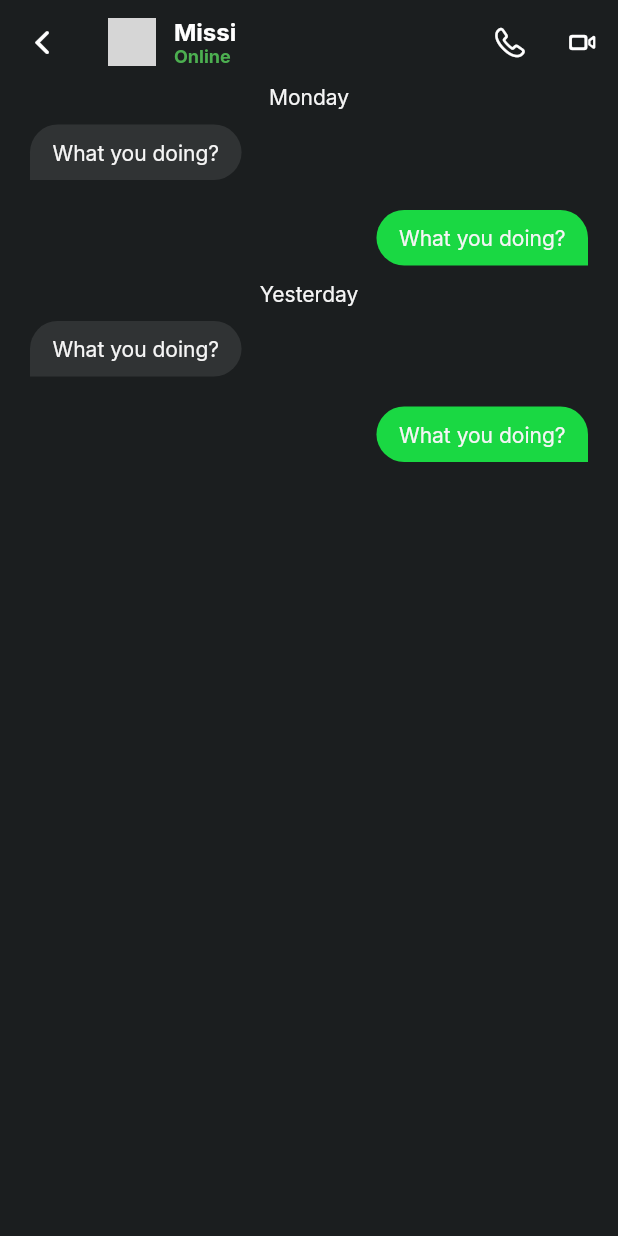
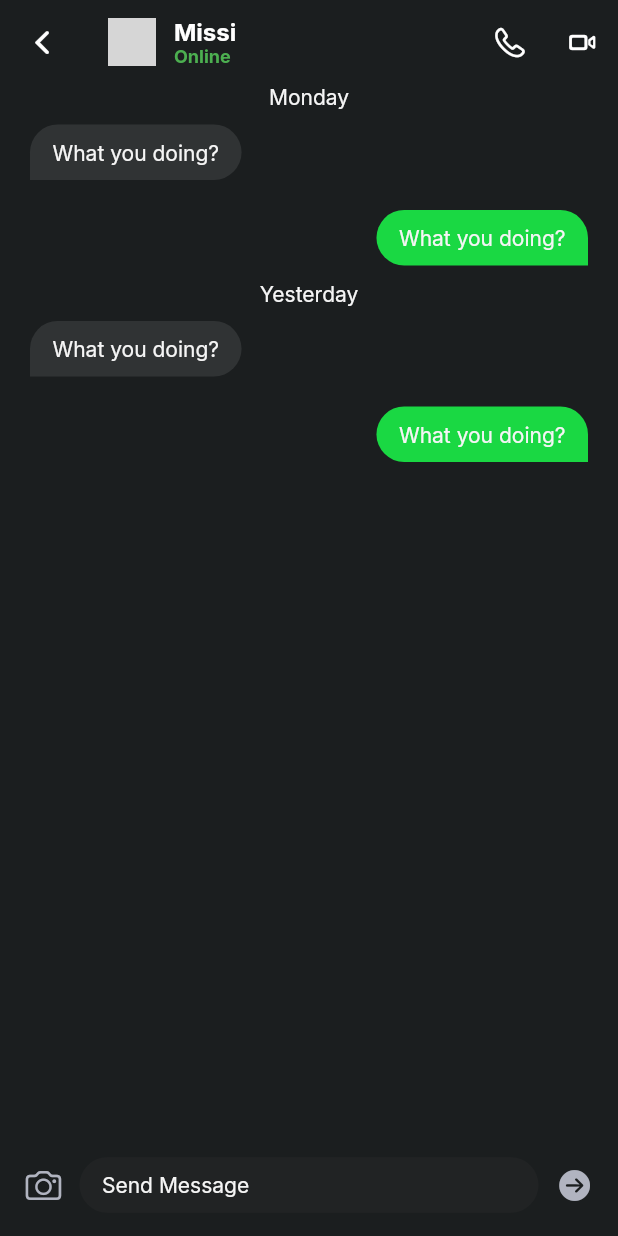
Before and after one commit to manosanjay-g/maze, a Flutter app: the screen it shows after launch, after a tap on "Missi", on a phone screen of 412 x 824 dp. Run offline on Flutter 3.47's test engine with Material 2 defaults, Android fonts, the phone set to English and light mode, and no system bars; our stand-ins replace cached_network_image, google_fonts; network calls fail; grey boxes are pictures that could not be loaded.

Commit message:
added message action bar

```diff
--- a/lib/screens/individual_chat_screen.dart
+++ b/lib/screens/individual_chat_screen.dart
@@ -65,7 +65,10 @@ class IndividualChatScreen extends StatelessWidget {
           ),
         ],
       ),
-      body: ListView(
+      body: Column(
+        children: [
+          Expanded(
+            child: ListView(
               children: [
                 MessageGroup(
                   messageData: messageData,
@@ -77,6 +80,10 @@ class IndividualChatScreen extends StatelessWidget {
                 ),
               ],
             ),
+          ),
+          MessageActionBar()
+        ],
+      ),
     );
   }
 }
--- a/lib/widgets/chat_screen/chat_screen_widgets.dart
+++ b/lib/widgets/chat_screen/chat_screen_widgets.dart
@@ -1 +1,2 @@
 export './message_group/message_group_widgets.dart';
+export './message_action_bar/message_action_bar_widgets.dart';
--- /dev/null
+++ b/lib/widgets/chat_screen/message_action_bar/message_action_bar_widget.dart
@@ -0,0 +1,37 @@
+import 'package:flutter/cupertino.dart';
+import 'package:flutter/material.dart';
+
+class MessageActionBar extends StatelessWidget {
+  const MessageActionBar({Key? key}) : super(key: key);
+
+  @override
+  Widget build(BuildContext context) {
+    return SafeArea(
+      child: Container(
+        padding: EdgeInsets.symmetric(horizontal: 5, vertical: 10),
+        child: Row(
+          mainAxisAlignment: MainAxisAlignment.spaceBetween,
+          children: [
+            IconButton(
+              onPressed: () {},
+              icon: Icon(CupertinoIcons.camera),
+            ),
+            Expanded(
+              child: Container(
+                decoration: BoxDecoration(
+                  borderRadius: BorderRadius.circular(20.0),
+                  color: Color.fromARGB(255, 33, 35, 36),
+                ),
+                padding: EdgeInsets.symmetric(horizontal: 15, vertical: 10),
+                child: Text("Send Message"),
+              ),
+            ),
+            IconButton(
+                onPressed: () {},
+                icon: Icon(CupertinoIcons.arrow_right_circle_fill))
+          ],
+        ),
+      ),
+    );
+  }
+}
--- /dev/null
+++ b/lib/widgets/chat_screen/message_action_bar/message_action_bar_widgets.dart
@@ -0,0 +1 @@
+export './message_action_bar_widget.dart';
```
Lines whose indentation alone changed are shown as unchanged.
